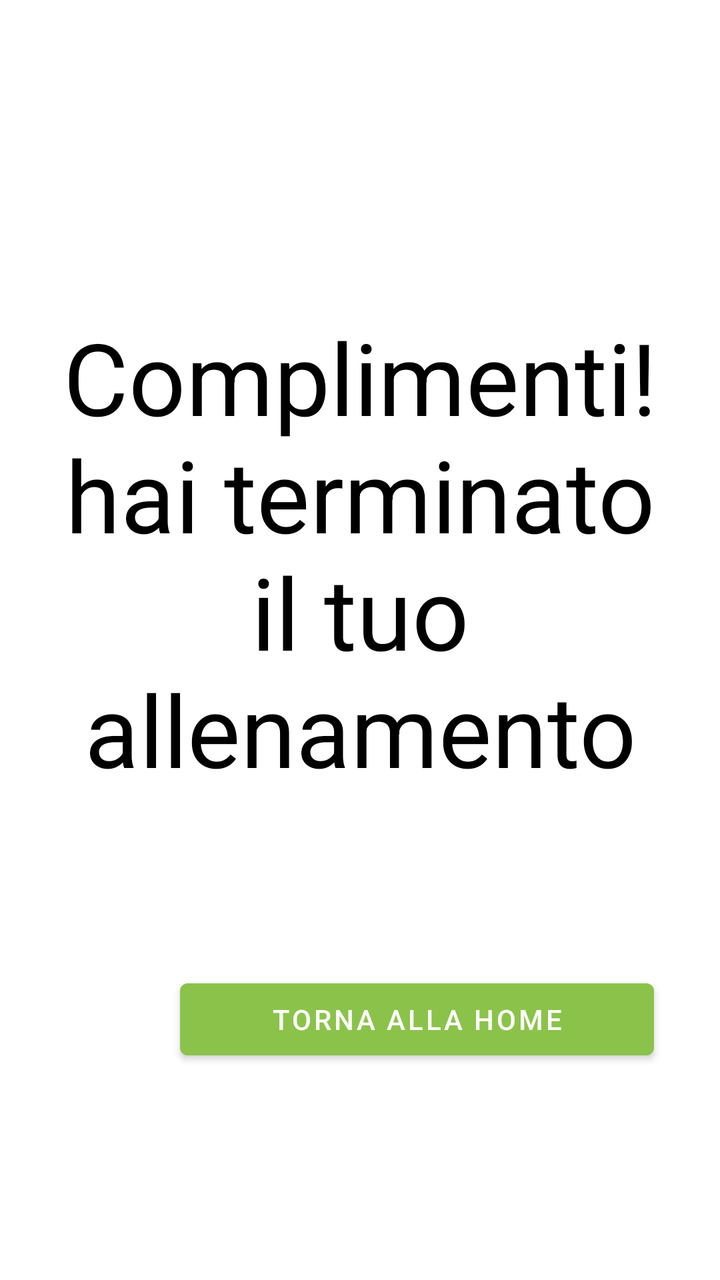
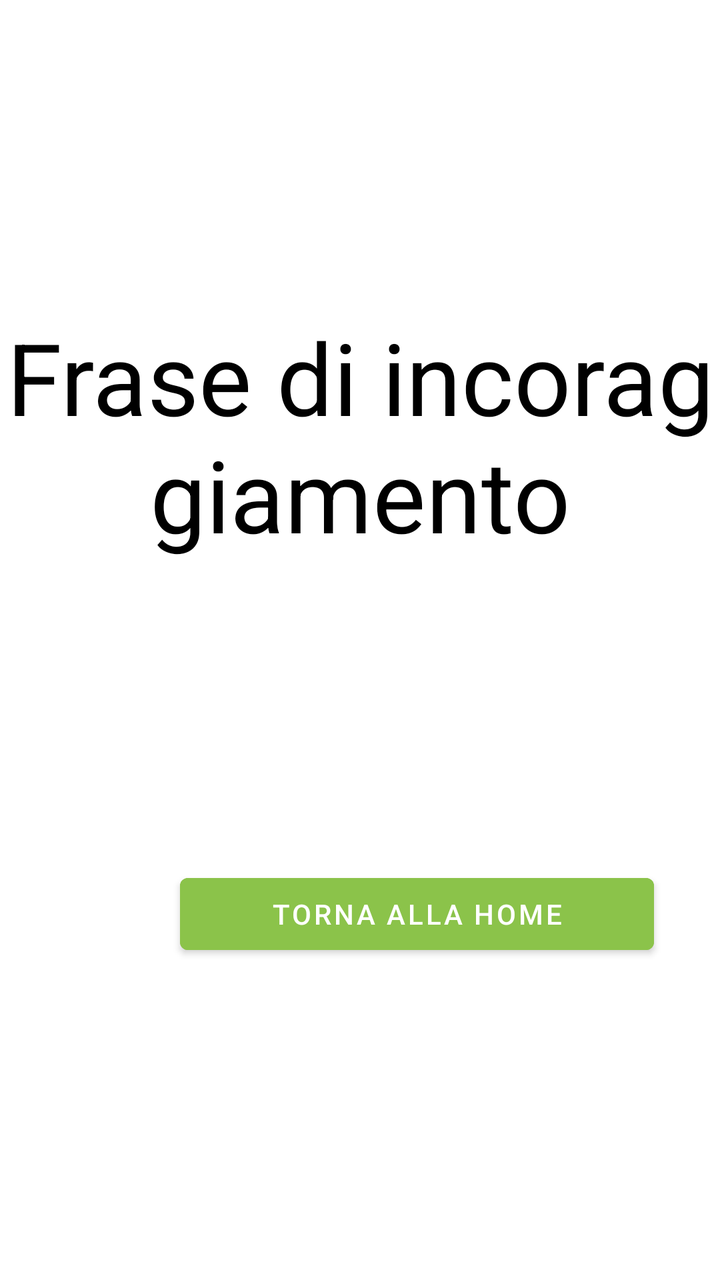

The first picture is an Android layout as it rendered before a commit; the second is the same layout after the commit. The layout source and the unified diff follow.
<!-- AndroidManifest.xml: application theme Theme.YourCali -->
<!-- res/layout/activity_workout_end.xml -->
<?xml version="1.0" encoding="utf-8"?>
<androidx.constraintlayout.widget.ConstraintLayout xmlns:android="http://schemas.android.com/apk/res/android"
    android:layout_width="match_parent"
    android:layout_height="match_parent">

    <LinearLayout
        android:layout_width="match_parent"
        android:layout_height="match_parent"
        android:orientation="vertical">

        <Space
            android:layout_width="match_parent"
            android:layout_height="155dp" />

        <TextView
            android:id="@+id/EncouragementPhrase"
            android:layout_width="match_parent"
            android:layout_height="wrap_content"
            android:text="Complimenti!\nhai terminato il tuo allenamento"
            android:textAlignment="center"
            android:textColor="#000000"
            android:textSize="50sp" />

        <Space
            android:layout_width="match_parent"
            android:layout_height="88dp" />

        <Button
            android:id="@+id/goBackHomeButton"
            android:layout_width="237dp"
            android:layout_height="wrap_content"
            android:layout_marginHorizontal="90dp"
            android:backgroundTint="#8BC34A"
            android:text="@string/torna_alla_home" />

    </LinearLayout>

</androidx.constraintlayout.widget.ConstraintLayout>
<!-- resources referenced by this layout -->
<resources>
  <string name="torna_alla_home">Torna alla home</string>
  <style name="Theme.YourCali" parent="Theme.MaterialComponents.DayNight.NoActionBar">
          
          <item name="colorPrimary">@color/purple_500</item>
          <item name="colorPrimaryVariant">@color/purple_700</item>
          <item name="colorOnPrimary">@color/white</item>
          
          <item name="colorSecondary">@color/teal_200</item>
          <item name="colorSecondaryVariant">@color/teal_700</item>
          <item name="colorOnSecondary">@color/black</item>
          
          <item name="android:statusBarColor" tools:targetApi="l">@color/DarkOrange</item>
          
      </style>
  <color name="purple_500">#FF6200EE</color>
  <color name="purple_700">#FF3700B3</color>
  <color name="white">#FFFFFFFF</color>
  <color name="teal_200">#FF03DAC5</color>
  <color name="teal_700">#FF018786</color>
  <color name="black">#FF000000</color>
  <color name="DarkOrange">#FFFC7C35</color>
</resources>

<!-- the commit's change to res/layout/activity_workout_end.xml (unified diff, before → after) -->
@@ -13,10 +13,10 @@
             android:layout_height="155dp" />
 
         <TextView
-            android:id="@+id/EncouragementPhrase"
+            android:id="@+id/encouragementPhrase"
             android:layout_width="match_parent"
-            android:layout_height="wrap_content"
-            android:text="Complimenti!\nhai terminato il tuo allenamento"
+            android:layout_height="190sp"
+            android:text="Frase di incoraggiamento"
             android:textAlignment="center"
             android:textColor="#000000"
             android:textSize="50sp" />
